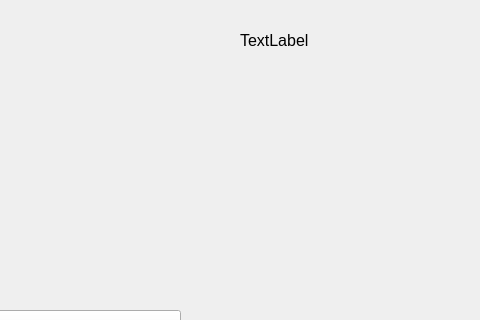
Qt form bank-automat/mainmenu.ui (alavuvi/atm-simulator-project) before a commit; both pictures show x 800 to 1280 and y 0 to 320 of the 1280 by 720 pixel window.
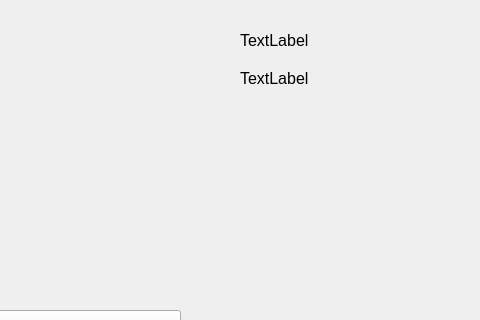
The same form after that commit.

What changed in the file:
```diff
--- a/bank-automat/mainmenu.ui
+++ b/bank-automat/mainmenu.ui
@@ -104,6 +104,24 @@
     <string>Logout</string>
    </property>
   </widget>
+  <widget class="QLabel" name="labelAccountType">
+   <property name="geometry">
+    <rect>
+     <x>1040</x>
+     <y>70</y>
+     <width>101</width>
+     <height>16</height>
+    </rect>
+   </property>
+   <property name="font">
+    <font>
+     <pointsize>12</pointsize>
+    </font>
+   </property>
+   <property name="text">
+    <string>TextLabel</string>
+   </property>
+  </widget>
  </widget>
  <resources/>
  <connections/>
```
